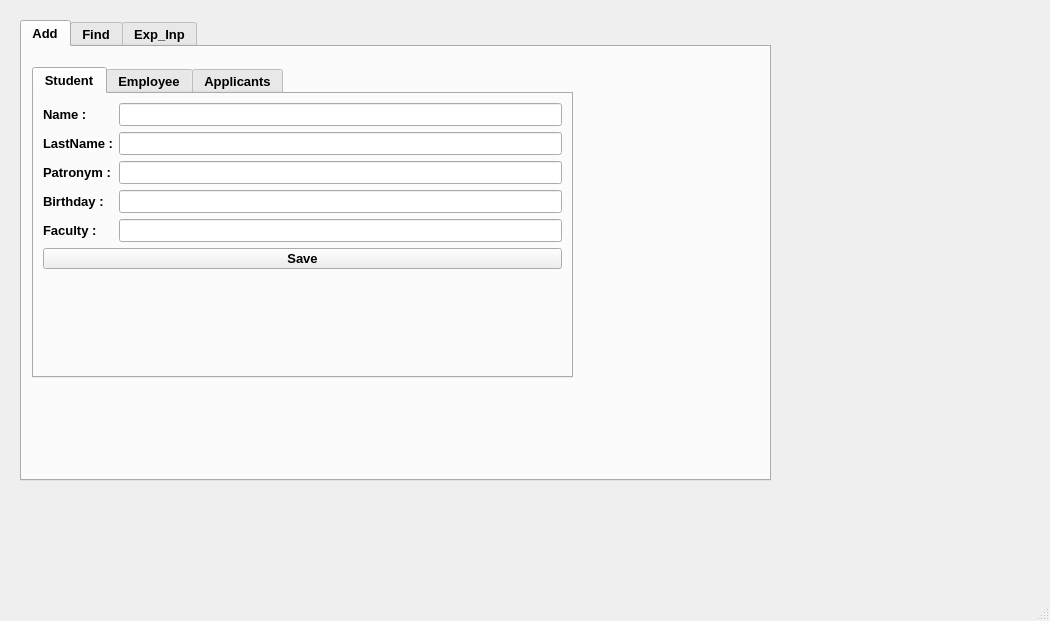
Above: mainwindow.ui from Whyfirefly/DB_STEP before the change. Below: the same form after it.
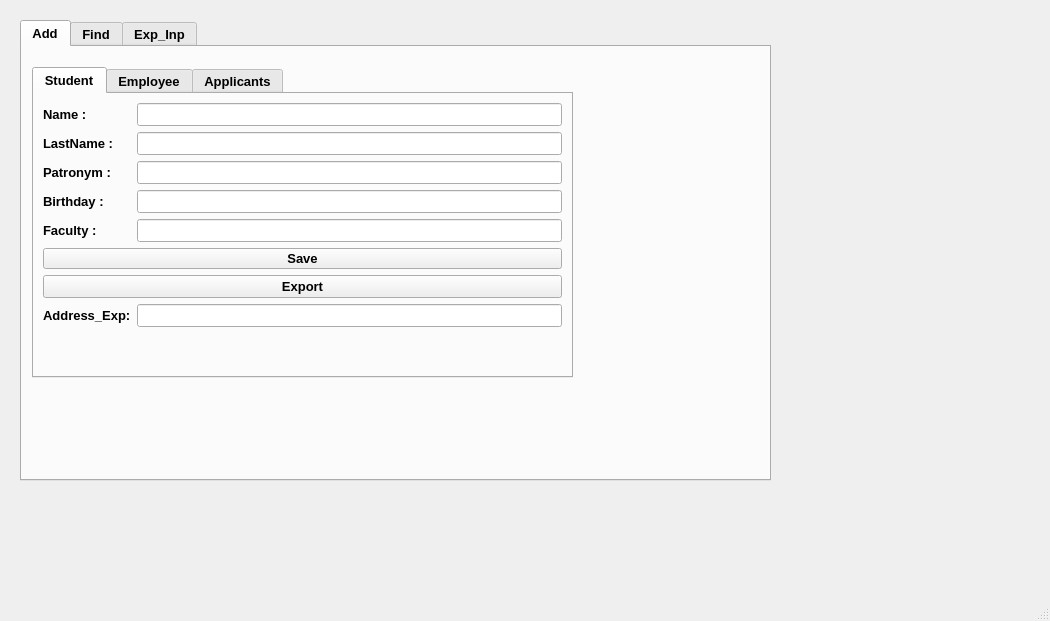
That is the form after the change. The open tabs and pages were chosen to show the change.

```diff
--- a/mainwindow.ui
+++ b/mainwindow.ui
@@ -124,6 +124,30 @@
           </property>
          </widget>
         </item>
+        <item row="7" column="0" colspan="2">
+         <widget class="QPushButton" name="Button_Export_S">
+          <property name="font">
+           <font>
+            <pointsize>10</pointsize>
+            <weight>75</weight>
+            <bold>true</bold>
+           </font>
+          </property>
+          <property name="text">
+           <string>Export</string>
+          </property>
+         </widget>
+        </item>
+        <item row="8" column="1">
+         <widget class="QLineEdit" name="Input_Address_S"/>
+        </item>
+        <item row="8" column="0">
+         <widget class="QLabel" name="label">
+          <property name="text">
+           <string>Address_Exp:</string>
+          </property>
+         </widget>
+        </item>
        </layout>
       </widget>
       <widget class="QWidget" name="tab_Employee">
```
Left out of the diff: 56 changed lines with no effect on the pictures.
